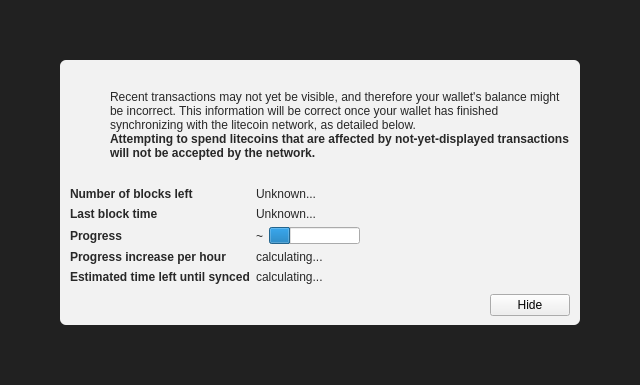
First picture: the form in src/qt/forms/modaloverlay.ui, repository vanadium-coin/Development, before the edit.
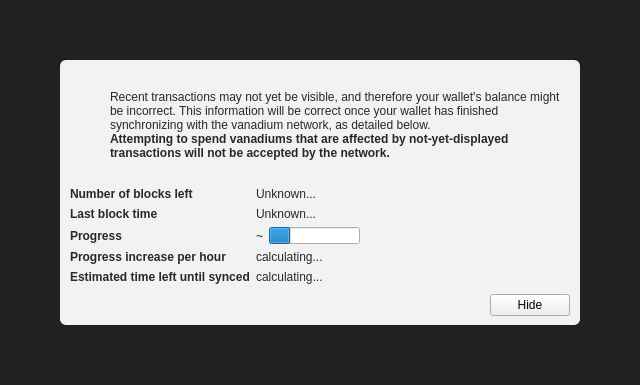
Second picture: the form after the edit. Icons and pictures are not drawn. Custom widgets are drawn as their Qt base class.

What changed in the file:
```diff
--- a/src/qt/forms/modaloverlay.ui
+++ b/src/qt/forms/modaloverlay.ui
@@ -130,7 +130,7 @@
              <item>
               <widget class="QLabel" name="infoText">
                <property name="text">
-                <string>Recent transactions may not yet be visible, and therefore your wallet's balance might be incorrect. This information will be correct once your wallet has finished synchronizing with the litecoin network, as detailed below.</string>
+                <string>Recent transactions may not yet be visible, and therefore your wallet's balance might be incorrect. This information will be correct once your wallet has finished synchronizing with the vanadium network, as detailed below.</string>
                </property>
                <property name="textFormat">
                 <enum>Qt::RichText</enum>
@@ -149,7 +149,7 @@
                 </font>
                </property>
                <property name="text">
-                <string>Attempting to spend litecoins that are affected by not-yet-displayed transactions will not be accepted by the network.</string>
+                <string>Attempting to spend vanadiums that are affected by not-yet-displayed transactions will not be accepted by the network.</string>
                </property>
                <property name="textFormat">
                 <enum>Qt::RichText</enum>
```
